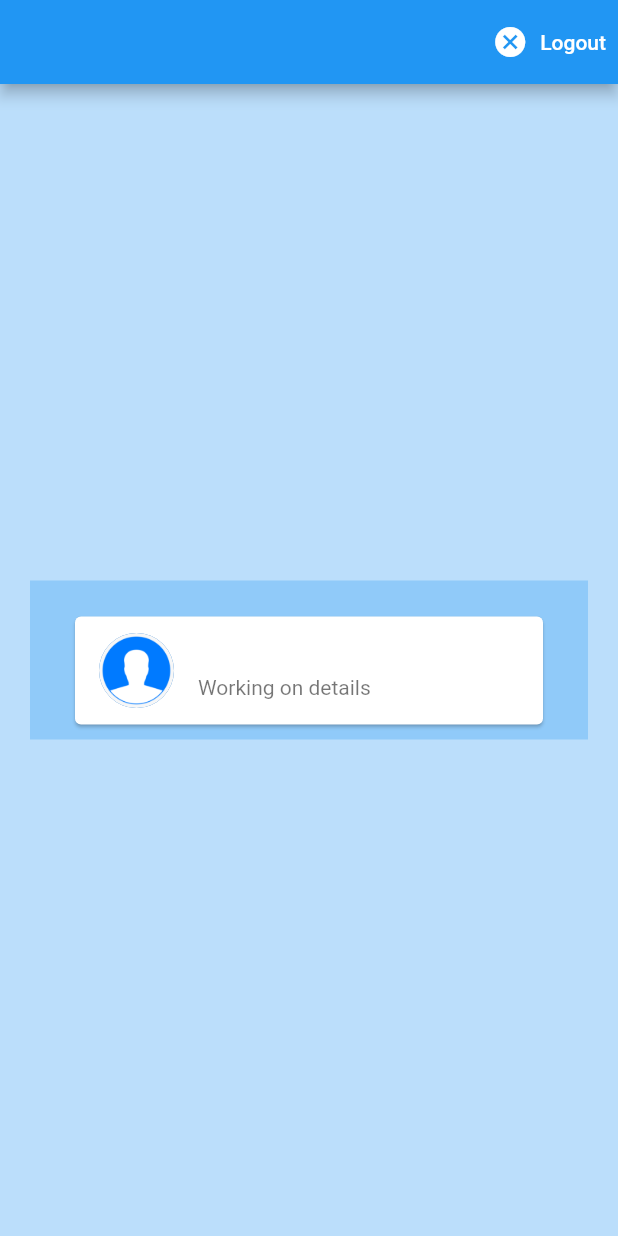
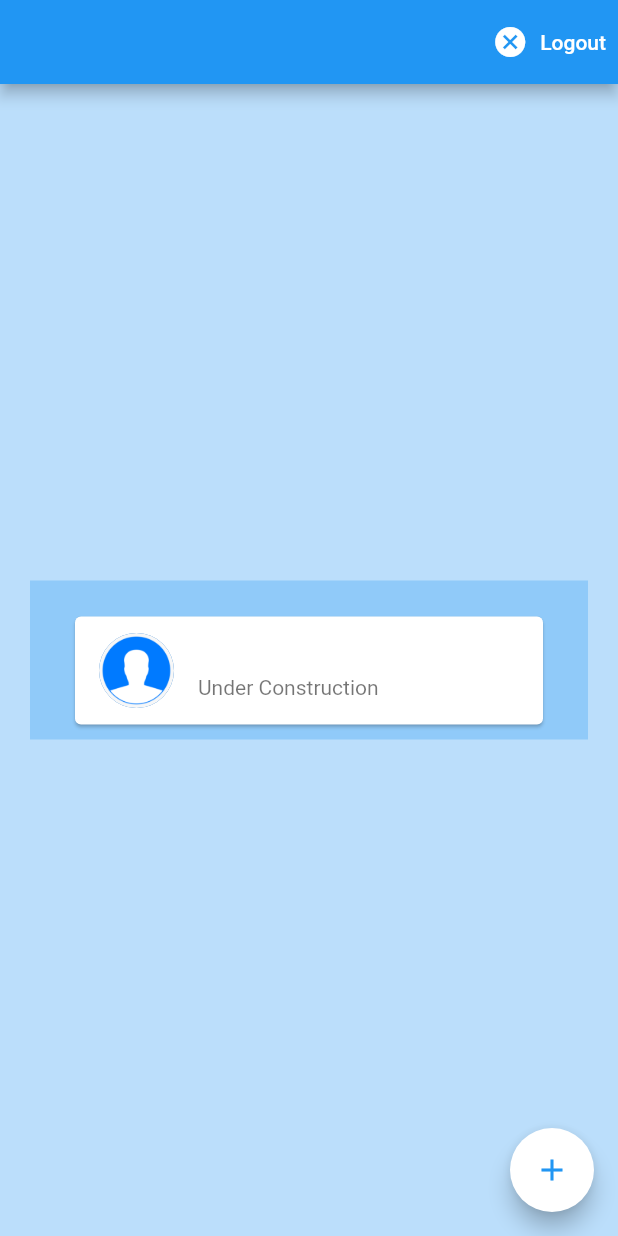
Before and after one commit to kawolski/Home_Automation, a Flutter app: the screen it shows once a user with an empty profile is signed in, on a phone screen of 412 x 824 dp. Run offline on Flutter 3.47's test engine with Material 2 defaults, Android fonts, the phone set to English and light mode, and no system bars; our stand-ins replace cloud_firestore, firebase_auth, firebase_core, flutter_spinkit; accounts and stored records are empty.

Commit message:
Stage 4 : Created House Profile.Features Include: --> Enabled New 'House' Collection --> Each User has unique House ID (No Multiple Users) --> Enabled House Data Fetch if House already Built.
**User Profile Not yet Editable

```diff
--- a/lib/models/house.dart
+++ /dev/null
@@ -1,5 +0,0 @@
-class House {
-  final String houseName;
-
-  House({this.houseName});
-}
--- /dev/null
+++ b/lib/models/house/house.dart
@@ -0,0 +1,6 @@
+class House {
+  final String hid;
+  final String houseName;
+
+  House({this.hid, this.houseName});
+}
--- a/lib/models/user.dart
+++ b/lib/models/user.dart
@@ -11,5 +11,7 @@ class UserData {
 
   final String userName;
 
-  UserData({this.uid, this.userName});
+  String hid;
+
+  UserData({this.uid, this.userName, this.hid = ''});
 }
--- a/lib/screens/home/home.dart
+++ b/lib/screens/home/home.dart
@@ -1,4 +1,6 @@
 import 'package:flutter/material.dart';
+import 'package:home_automation/models/house/house.dart';
+import 'package:home_automation/models/house/house_auth.dart';
 import 'package:home_automation/models/user.dart';
 import 'package:home_automation/screens/home/user_card.dart';
 import 'package:home_automation/services/auth.dart';
@@ -6,8 +8,15 @@ import 'package:home_automation/services/database.dart';
 import 'package:home_automation/shared/loading.dart';
 import 'package:provider/provider.dart';
 
-class Home extends StatelessWidget {
+class Home extends StatefulWidget {
+  @override
+  _HomeState createState() => _HomeState();
+}
+
+class _HomeState extends State<Home> {
   final AuthService _auth = AuthService();
+  String status = 'Under Construction';
+  bool loading = false;
 
   @override
   Widget build(BuildContext context) {
@@ -15,7 +24,9 @@ class Home extends StatelessWidget {
 
     return StreamProvider<UserData>.value(
       value: DatabaseService(uid: user.uid).userData,
-      child: Scaffold(
+      child: loading
+          ? Loading()
+          : Scaffold(
               backgroundColor: Colors.blue[100],
               appBar: AppBar(
                 actions: <Widget>[
@@ -41,11 +52,38 @@ class Home extends StatelessWidget {
                   children: <Widget>[
                     Container(
                         padding: EdgeInsets.all(10),
-                  margin: EdgeInsets.symmetric(vertical: 10, horizontal: 20),
+                        margin:
+                            EdgeInsets.symmetric(vertical: 10, horizontal: 20),
                         color: Colors.blue[200],
-                  child: UserCard())
+                        child: UserCard(subtext: status))
                   ],
                 ),
+              ),
+              floatingActionButton: FloatingActionButton(
+                backgroundColor: Colors.white,
+                child: Icon(
+                  Icons.add,
+                  color: Colors.blue,
+                ),
+                onPressed: () async {
+                  setState(() {
+                    loading = true;
+                  });
+                  House result =
+                      await HouseAuth(uid: user.uid).getMyHouse("Demo House");
+                  if (result == null) {
+                    print('Error Loading');
+                  } else {
+                    print('Got Results');
+                    print(result);
+                    setState(() {
+                      status = result.hid;
+                    });
+                  }
+                  setState(() {
+                    loading = false;
+                  });
+                },
               ),
             ),
     );
--- a/lib/screens/home/user_card.dart
+++ b/lib/screens/home/user_card.dart
@@ -3,6 +3,10 @@ import 'package:home_automation/models/user.dart';
 import 'package:provider/provider.dart';
 
 class UserCard extends StatefulWidget {
+  final String subtext;
+
+  UserCard({this.subtext});
+
   @override
   _UserCardState createState() => _UserCardState();
 }
@@ -23,7 +27,7 @@ class _UserCardState extends State<UserCard> {
             backgroundImage: AssetImage('assets/stock_profile.png'),
           ),
           title: Text(data.userName ?? ''),
-          subtitle: Text('Working on details'),
+          subtitle: Text(widget.subtext),
         ),
       ),
     );
--- a/lib/services/database.dart
+++ b/lib/services/database.dart
@@ -1,5 +1,6 @@
 import 'package:cloud_firestore/cloud_firestore.dart';
 import 'package:flutter/material.dart';
+import 'file:///L:/Phrontistery/New%20Projs/Home%20IOT/home_automation/lib/models/house/house.dart';
 import 'package:home_automation/models/user.dart';
 
 class DatabaseService {
@@ -7,9 +8,11 @@ class DatabaseService {
 
   DatabaseService({this.uid});
 
-  //  Collection Reference
+  //  Collection Reference Users
   final CollectionReference users =
       FirebaseFirestore.instance.collection('Users');
+
+  //  Collection Reference House
 
   //  User Data from Snapshot
   Future updateUserData(String userName) async {
@@ -18,9 +21,17 @@ class DatabaseService {
     });
   }
 
+  Future updateUserHouseID(String hid) async {
+    print('Updating');
+    return await users.doc(uid).update({'House ID': hid});
+  }
+
   //User Data From Snapshot
   UserData _userDataFromSnapshot(DocumentSnapshot snapshot) {
-    return UserData(uid: uid, userName: snapshot.data()['User Name']);
+    return UserData(
+        uid: uid,
+        userName: snapshot.data()['User Name'],
+        hid: snapshot.data()['House ID']);
   }
 
   //  Get Stream
```
Also changed, not shown: lib/models/house/house_auth.dart (added, +50 -0 lines), lib/models/house/house_database_service.dart (added, +14 -0 lines). Lines whose indentation alone changed are shown as unchanged.
